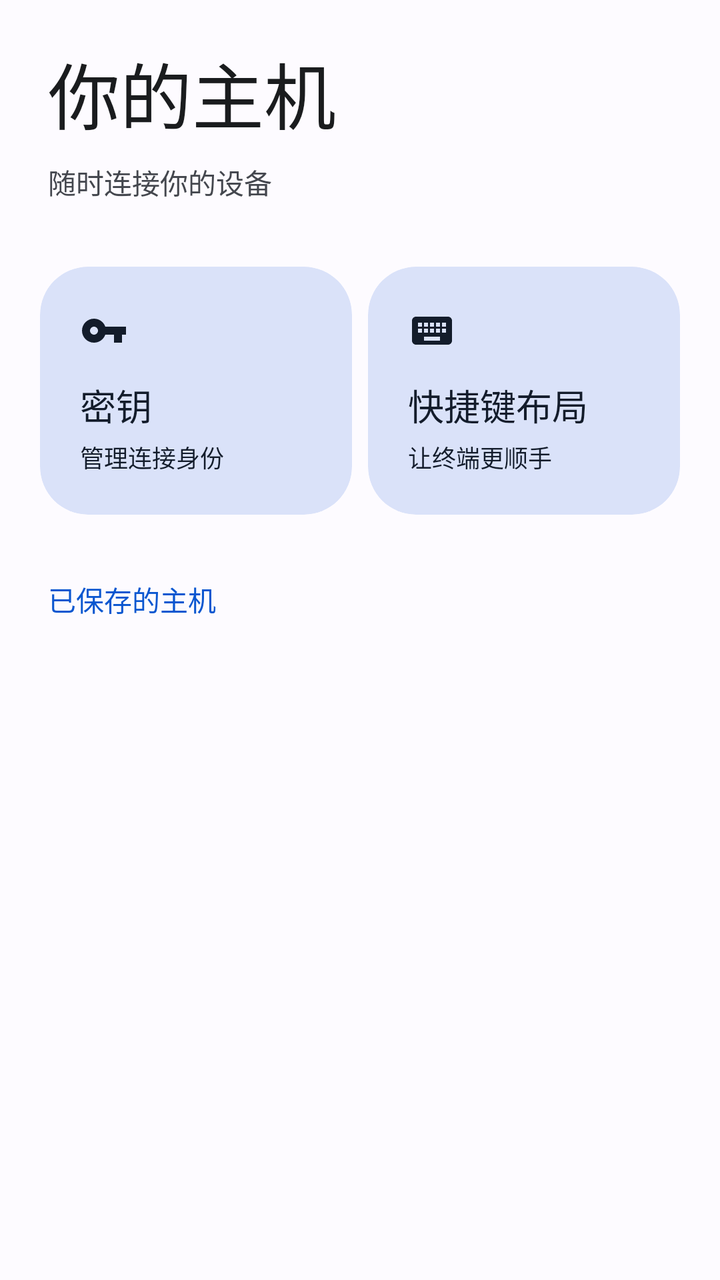
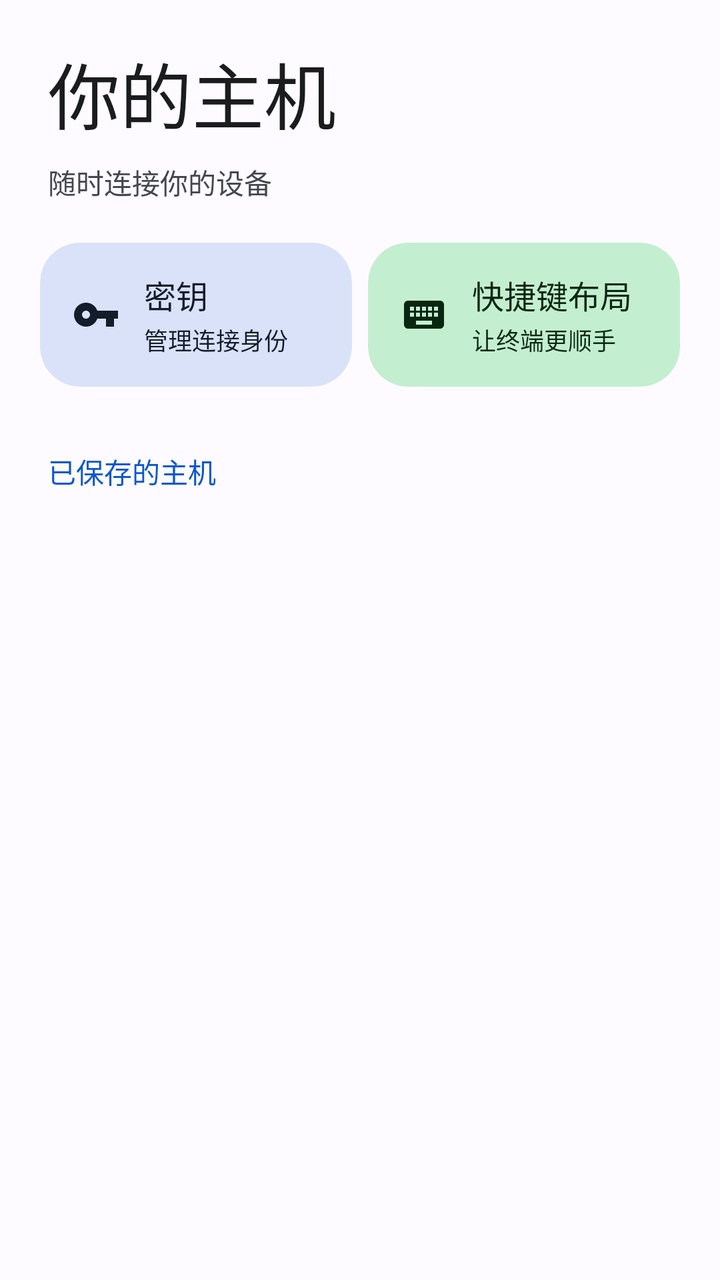

Compare the two renders of this Android layout. The source of the first and the diff that turns it into the second are given below.
<!-- AndroidManifest.xml: application theme AppTheme -->
<!-- res/layout/header_host_list.xml -->
<?xml version="1.0" encoding="utf-8"?>
<LinearLayout
    xmlns:android="http://schemas.android.com/apk/res/android"
    xmlns:app="http://schemas.android.com/apk/res-auto"
    android:layout_width="match_parent"
    android:layout_height="wrap_content"
    android:orientation="vertical"
    android:paddingTop="20dp"
    android:paddingBottom="8dp">
    <TextView
        android:layout_width="match_parent"
        android:layout_height="wrap_content"
        android:text="@string/hosts_heading"
        android:textSize="36sp"
        android:textColor="?attr/colorOnSurface"
        android:paddingStart="24dp"
        android:paddingEnd="24dp" />
    <TextView
        android:layout_width="match_parent"
        android:layout_height="wrap_content"
        android:text="@string/hosts_subtitle"
        android:textSize="14sp"
        android:textColor="?attr/colorOnSurfaceVariant"
        android:id="@+id/tv_host_subtitle"
        android:paddingStart="24dp"
        android:paddingEnd="24dp"
        android:layout_marginTop="8dp" />
    <LinearLayout
        android:layout_width="match_parent"
        android:layout_height="wrap_content"
        android:layout_marginStart="16dp"
        android:layout_marginEnd="16dp"
        android:layout_marginTop="28dp">
        <com.google.android.material.card.MaterialCardView
            android:id="@+id/chip_manage_keys"
            android:layout_width="0dp"
            android:layout_height="wrap_content"
            android:layout_weight="1"
            android:layout_margin="4dp"
            android:clickable="true"
            android:focusable="true"
            app:cardCornerRadius="24dp"
            app:cardElevation="0dp"
            app:strokeWidth="0dp"
            app:cardBackgroundColor="?attr/colorSecondaryContainer">
            <LinearLayout
                android:layout_width="match_parent"
                android:layout_height="wrap_content"
                android:minHeight="120dp"
                android:orientation="vertical"
                android:padding="20dp">
                <ImageView
                    android:layout_width="24dp"
                    android:layout_height="24dp"
                    android:src="@drawable/ic_key"
                    app:tint="?attr/colorOnSecondaryContainer"
                    android:contentDescription="@null" />
                <TextView
                    android:layout_width="match_parent"
                    android:layout_height="wrap_content"
                    android:text="@string/keys_title"
                    android:textSize="18sp"
                    android:textColor="?attr/colorOnSecondaryContainer"
                    android:layout_marginTop="12dp" />
                <TextView
                    android:layout_width="match_parent"
                    android:layout_height="wrap_content"
                    android:text="@string/home_keys_description"
                    android:textSize="12sp"
                    android:textColor="?attr/colorOnSecondaryContainer"
                    android:layout_marginTop="4dp" />
            </LinearLayout>
        </com.google.android.material.card.MaterialCardView>
        <com.google.android.material.card.MaterialCardView
            android:id="@+id/chip_extra_keys"
            android:layout_width="0dp"
            android:layout_height="wrap_content"
            android:layout_weight="1"
            android:layout_margin="4dp"
            android:clickable="true"
            android:focusable="true"
            app:cardCornerRadius="24dp"
            app:cardElevation="0dp"
            app:strokeWidth="0dp"
            app:cardBackgroundColor="?attr/colorSecondaryContainer">
            <LinearLayout
                android:layout_width="match_parent"
                android:layout_height="wrap_content"
                android:minHeight="120dp"
                android:orientation="vertical"
                android:padding="20dp">
                <ImageView
                    android:layout_width="24dp"
                    android:layout_height="24dp"
                    android:src="@drawable/ic_keyboard"
                    app:tint="?attr/colorOnSecondaryContainer"
                    android:contentDescription="@null" />
                <TextView
                    android:layout_width="match_parent"
                    android:layout_height="wrap_content"
                    android:text="@string/extra_keys_title"
                    android:textSize="18sp"
                    android:textColor="?attr/colorOnSecondaryContainer"
                    android:layout_marginTop="12dp" />
                <TextView
                    android:layout_width="match_parent"
                    android:layout_height="wrap_content"
                    android:text="@string/home_extra_keys_description"
                    android:textSize="12sp"
                    android:textColor="?attr/colorOnSecondaryContainer"
                    android:layout_marginTop="4dp" />
            </LinearLayout>
        </com.google.android.material.card.MaterialCardView>
    </LinearLayout>
    <com.google.android.material.button.MaterialButton
        android:id="@+id/btn_active_sessions"
        style="@style/Widget.Material3.Button.TonalButton"
        android:layout_width="match_parent"
        android:layout_height="wrap_content"
        android:minHeight="56dp"
        android:layout_marginStart="24dp"
        android:layout_marginEnd="24dp"
        android:layout_marginTop="16dp"
        android:text="@string/sessions"
        app:icon="@drawable/ic_sessions"
        android:visibility="gone" />
    <TextView
        android:layout_width="match_parent"
        android:layout_height="wrap_content"
        android:text="@string/hosts_saved"
        android:textSize="14sp"
        android:textColor="?attr/colorPrimary"
        android:paddingStart="24dp"
        android:paddingTop="28dp"
        android:paddingBottom="8dp" />
    <LinearLayout
        android:id="@+id/layout_empty_state"
        android:layout_width="match_parent"
        android:layout_height="wrap_content"
        android:orientation="vertical"
        android:gravity="center"
        android:padding="32dp"
        android:visibility="gone">
        <ImageView
            android:layout_width="64dp"
            android:layout_height="64dp"
            android:src="@drawable/ic_terminal"
            app:tint="?attr/colorOnSurfaceVariant"
            android:contentDescription="@null" />
        <TextView
            android:layout_width="match_parent"
            android:layout_height="wrap_content"
            android:text="@string/hosts_empty_title"
            android:textSize="22sp"
            android:textColor="?attr/colorOnSurface"
            android:gravity="center"
            android:layout_marginTop="20dp" />
        <TextView
            android:layout_width="match_parent"
            android:layout_height="wrap_content"
            android:text="@string/hosts_empty_help"
            android:textSize="14sp"
            android:textColor="?attr/colorOnSurfaceVariant"
            android:gravity="center"
            android:layout_marginTop="8dp" />
    </LinearLayout>
</LinearLayout>
<!-- resources referenced by this layout -->
<resources>
  <string name="extra_keys_title">快捷键布局</string>
  <string name="home_extra_keys_description">让终端更顺手</string>
  <string name="home_keys_description">管理连接身份</string>
  <string name="hosts_empty_help">添加 SSH 主机，连接你的服务器或电脑。</string>
  <string name="hosts_empty_title">从第一台主机开始</string>
  <string name="hosts_heading">你的主机</string>
  <string name="hosts_saved">已保存的主机</string>
  <string name="hosts_subtitle">随时连接你的设备</string>
  <string name="keys_title">密钥</string>
  <string name="sessions">会话</string>
  <style name="AppTheme" parent="BaseAppTheme" />
  <color name="md_theme_onSurfaceVariant">#44474E</color>
  <color name="md_theme_primary">#0B57D0</color>
  <color name="md_theme_onPrimary">#FFFFFF</color>
  <color name="md_theme_primaryContainer">#D3E3FD</color>
  <color name="md_theme_onPrimaryContainer">#041E49</color>
  <color name="md_theme_secondary">#565E71</color>
  <color name="md_theme_onSecondary">#FFFFFF</color>
  <color name="md_theme_secondaryContainer">#DAE2F9</color>
  <color name="md_theme_onSecondaryContainer">#131C2B</color>
  <color name="md_theme_tertiary">#146C2E</color>
  <color name="md_theme_onTertiary">#FFFFFF</color>
  <color name="md_theme_tertiaryContainer">#C4EED0</color>
  <color name="md_theme_onTertiaryContainer">#072711</color>
  <color name="md_theme_error">#BA1A1A</color>
  <color name="md_theme_onError">#FFFFFF</color>
  <color name="md_theme_errorContainer">#FFDAD6</color>
  <color name="md_theme_onErrorContainer">#410002</color>
  <color name="md_theme_surface">#FDFBFF</color>
  <color name="md_theme_onSurface">#1A1C1E</color>
  <color name="md_theme_surfaceVariant">#E1E2EC</color>
  <color name="md_theme_surfaceContainerLowest">#FFFFFF</color>
  <color name="md_theme_surfaceContainerLow">#F7F8FC</color>
  <color name="md_theme_surfaceContainer">#F1F3F9</color>
  <color name="md_theme_surfaceContainerHigh">#ECEEF4</color>
  <color name="md_theme_surfaceContainerHighest">#E6E8EE</color>
  <color name="md_theme_onBackground">#1A1C1E</color>
  <color name="md_theme_outline">#74777F</color>
  <color name="md_theme_outlineVariant">#C4C6D0</color>
  <color name="term_surface">#111318</color>
  <style name="PixelBottomSheetDialogTheme" parent="ThemeOverlay.Material3.BottomSheetDialog">
          <item name="bottomSheetStyle">@style/PixelBottomSheetModalStyle</item>
      </style>
  <style name="PixelAlertDialogTheme" parent="ThemeOverlay.Material3.MaterialAlertDialog">
          <item name="shapeAppearance">@style/ShapeAppearance.Pixel.Dialog</item>
          <item name="colorSurface">?attr/colorSurfaceContainerHigh</item>
      </style>
  <style name="PixelBottomSheetModalStyle" parent="Widget.Material3.BottomSheet.Modal">
          <item name="backgroundTint">?attr/colorSurfaceContainerLow</item>
          <item name="shapeAppearance">@style/ShapeAppearance.Pixel.BottomSheet</item>
      </style>
  <style name="ShapeAppearance.Pixel.Dialog" parent="ShapeAppearance.Material3.Corner.ExtraLarge">
          <item name="cornerSize">28dp</item>
      </style>
  <!-- unchanged entries left out for length: 6 -->
</resources>

<!-- the commit's change to res/layout/header_host_list.xml (unified diff, before → after) -->
@@ -25,12 +25,71 @@
         android:paddingStart="24dp"
         android:paddingEnd="24dp"
         android:layout_marginTop="8dp" />
+    
+    <com.google.android.material.card.MaterialCardView
+        android:id="@+id/card_active_sessions"
+        android:layout_width="match_parent"
+        android:layout_height="wrap_content"
+        android:layout_marginStart="20dp"
+        android:layout_marginEnd="20dp"
+        android:layout_marginTop="24dp"
+        android:clickable="true"
+        android:focusable="true"
+        android:visibility="gone"
+        app:cardCornerRadius="24dp"
+        app:cardElevation="0dp"
+        app:strokeWidth="0dp"
+        app:cardBackgroundColor="?attr/colorPrimaryContainer">
+        <LinearLayout
+            android:layout_width="match_parent"
+            android:layout_height="wrap_content"
+            android:minHeight="72dp"
+            android:gravity="center_vertical"
+            android:paddingStart="20dp"
+            android:paddingEnd="16dp"
+            android:paddingTop="12dp"
+            android:paddingBottom="12dp">
+            <ImageView
+                android:layout_width="24dp"
+                android:layout_height="24dp"
+                android:src="@drawable/ic_sessions"
+                app:tint="?attr/colorOnPrimaryContainer"
+                android:contentDescription="@null" />
+            <LinearLayout
+                android:layout_width="0dp"
+                android:layout_height="wrap_content"
+                android:layout_weight="1"
+                android:layout_marginStart="16dp"
+                android:orientation="vertical">
+                <TextView
+                    android:id="@+id/tv_active_sessions"
+                    android:layout_width="match_parent"
+                    android:layout_height="wrap_content"
+                    android:textSize="16sp"
+                    android:fontFamily="sans-serif-medium"
+                    android:textColor="?attr/colorOnPrimaryContainer" />
+                <TextView
+                    android:layout_width="match_parent"
+                    android:layout_height="wrap_content"
+                    android:text="@string/sessions_running_action"
+                    android:textSize="13sp"
+                    android:layout_marginTop="2dp"
+                    android:textColor="?attr/colorOnPrimaryContainer" />
+            </LinearLayout>
+            <ImageView
+                android:layout_width="20dp"
+                android:layout_height="20dp"
+                android:src="@drawable/ic_arrow_forward"
+                app:tint="?attr/colorOnPrimaryContainer"
+                android:contentDescription="@null" />
+        </LinearLayout>
+    </com.google.android.material.card.MaterialCardView>
     <LinearLayout
         android:layout_width="match_parent"
         android:layout_height="wrap_content"
         android:layout_marginStart="16dp"
         android:layout_marginEnd="16dp"
-        android:layout_marginTop="28dp">
+        android:layout_marginTop="16dp">
         <com.google.android.material.card.MaterialCardView
             android:id="@+id/chip_manage_keys"
             android:layout_width="0dp"
@@ -39,36 +98,50 @@
             android:layout_margin="4dp"
             android:clickable="true"
             android:focusable="true"
-            app:cardCornerRadius="24dp"
+            app:cardCornerRadius="20dp"
             app:cardElevation="0dp"
             app:strokeWidth="0dp"
             app:cardBackgroundColor="?attr/colorSecondaryContainer">
             <LinearLayout
                 android:layout_width="match_parent"
                 android:layout_height="wrap_content"
-                android:minHeight="120dp"
-                android:orientation="vertical"
-                android:padding="20dp">
+                android:minHeight="72dp"
+                android:gravity="center_vertical"
+                android:paddingStart="16dp"
+                android:paddingEnd="12dp"
+                android:paddingTop="12dp"
+                android:paddingBottom="12dp">
                 <ImageView
                     android:layout_width="24dp"
                     android:layout_height="24dp"
                     android:src="@drawable/ic_key"
                     app:tint="?attr/colorOnSecondaryContainer"
                     android:contentDescription="@null" />
-                <TextView
-                    android:layout_width="match_parent"
-                    android:layout_height="wrap_content"
-                    android:text="@string/keys_title"
-                    android:textSize="18sp"
-                    android:textColor="?attr/colorOnSecondaryContainer"
-                    android:layout_marginTop="12dp" />
-                <TextView
-                    android:layout_width="match_parent"
-                    android:layout_height="wrap_content"
-                    android:text="@string/home_keys_description"
-                    android:textSize="12sp"
-                    android:textColor="?attr/colorOnSecondaryContainer"
-                    android:layout_marginTop="4dp" />
+                <LinearLayout
+                    android:layout_width="0dp"
+                    android:layout_height="wrap_content"
+                    android:layout_weight="1"
+                    android:layout_marginStart="12dp"
+                    android:orientation="vertical">
+                    <TextView
+                        android:layout_width="match_parent"
+                        android:layout_height="wrap_content"
+                        android:text="@string/keys_title"
+                        android:textSize="16sp"
+                        android:fontFamily="sans-serif-medium"
+                        android:maxLines="1"
+                        android:ellipsize="end"
+                        android:textColor="?attr/colorOnSecondaryContainer" />
+                    <TextView
+                        android:layout_width="match_parent"
+                        android:layout_height="wrap_content"
+                        android:text="@string/home_keys_description"
+                        android:textSize="12sp"
+                        android:maxLines="1"
+                        android:ellipsize="end"
+                        android:textColor="?attr/colorOnSecondaryContainer"
+                        android:layout_marginTop="2dp" />
+                </LinearLayout>
             </LinearLayout>
         </com.google.android.material.card.MaterialCardView>
         <com.google.android.material.card.MaterialCardView
@@ -79,56 +152,59 @@
             android:layout_margin="4dp"
             android:clickable="true"
             android:focusable="true"
-            app:cardCornerRadius="24dp"
+            app:cardCornerRadius="20dp"
             app:cardElevation="0dp"
             app:strokeWidth="0dp"
-            app:cardBackgroundColor="?attr/colorSecondaryContainer">
+            app:cardBackgroundColor="?attr/colorTertiaryContainer">
             <LinearLayout
                 android:layout_width="match_parent"
                 android:layout_height="wrap_content"
-                android:minHeight="120dp"
-                android:orientation="vertical"
-                android:padding="20dp">
+                android:minHeight="72dp"
+                android:gravity="center_vertical"
+                android:paddingStart="16dp"
+                android:paddingEnd="12dp"
+                android:paddingTop="12dp"
+                android:paddingBottom="12dp">
                 <ImageView
                     android:layout_width="24dp"
                     android:layout_height="24dp"
                     android:src="@drawable/ic_keyboard"
-                    app:tint="?attr/colorOnSecondaryContainer"
+                    app:tint="?attr/colorOnTertiaryContainer"
                     android:contentDescription="@null" />
-                <TextView
-                    android:layout_width="match_parent"
-                    android:layout_height="wrap_content"
-                    android:text="@string/extra_keys_title"
-                    android:textSize="18sp"
-                    android:textColor="?attr/colorOnSecondaryContainer"
-                    android:layout_marginTop="12dp" />
-                <TextView
-                    android:layout_width="match_parent"
-                    android:layout_height="wrap_content"
-                    android:text="@string/home_extra_keys_description"
-                    android:textSize="12sp"
-                    android:textColor="?attr/colorOnSecondaryContainer"
-                    android:layout_marginTop="4dp" />
+                <LinearLayout
+                    android:layout_width="0dp"
+                    android:layout_height="wrap_content"
+                    android:layout_weight="1"
+                    android:layout_marginStart="12dp"
+                    android:orientation="vertical">
+                    <TextView
+                        android:layout_width="match_parent"
+                        android:layout_height="wrap_content"
+                        android:text="@string/extra_keys_title"
+                        android:textSize="16sp"
+                        android:fontFamily="sans-serif-medium"
+                        android:maxLines="1"
+                        android:ellipsize="end"
+                        android:textColor="?attr/colorOnTertiaryContainer" />
+                    <TextView
+                        android:layout_width="match_parent"
+                        android:layout_height="wrap_content"
+                        android:text="@string/home_extra_keys_description"
+                        android:textSize="12sp"
+                        android:maxLines="1"
+                        android:ellipsize="end"
+                        android:textColor="?attr/colorOnTertiaryContainer"
+                        android:layout_marginTop="2dp" />
+                </LinearLayout>
             </LinearLayout>
         </com.google.android.material.card.MaterialCardView>
     </LinearLayout>
-    <com.google.android.material.button.MaterialButton
-        android:id="@+id/btn_active_sessions"
-        style="@style/Widget.Material3.Button.TonalButton"
-        android:layout_width="match_parent"
-        android:layout_height="wrap_content"
-        android:minHeight="56dp"
-        android:layout_marginStart="24dp"
-        android:layout_marginEnd="24dp"
-        android:layout_marginTop="16dp"
-        android:text="@string/sessions"
-        app:icon="@drawable/ic_sessions"
-        android:visibility="gone" />
     <TextView
         android:layout_width="match_parent"
         android:layout_height="wrap_content"
         android:text="@string/hosts_saved"
         android:textSize="14sp"
+        android:fontFamily="sans-serif-medium"
         android:textColor="?attr/colorPrimary"
         android:paddingStart="24dp"
         android:paddingTop="28dp"
@@ -142,10 +218,12 @@
         android:padding="32dp"
         android:visibility="gone">
         <ImageView
-            android:layout_width="64dp"
-            android:layout_height="64dp"
+            android:layout_width="88dp"
+            android:layout_height="88dp"
+            android:background="@drawable/bg_avatar_host"
+            android:padding="24dp"
             android:src="@drawable/ic_terminal"
-            app:tint="?attr/colorOnSurfaceVariant"
+            app:tint="?attr/colorOnSecondaryContainer"
             android:contentDescription="@null" />
         <TextView
             android:layout_width="match_parent"
<!-- resource entries referenced after the edit -->
@@ -1,5 +1,21 @@
 <!-- resources referenced by this layout -->
 <resources>
+  <!-- drawable bg_avatar_host (drawable) -->
+  <?xml version="1.0" encoding="utf-8"?>
+  <shape xmlns:android="http://schemas.android.com/apk/res/android"
+      android:shape="oval">
+      <solid android:color="?attr/colorSecondaryContainer" />
+  </shape>
+  <!-- drawable ic_arrow_forward (drawable) -->
+  <vector xmlns:android="http://schemas.android.com/apk/res/android"
+      android:width="24dp"
+      android:height="24dp"
+      android:viewportWidth="24"
+      android:viewportHeight="24">
+      <path
+          android:fillColor="@color/md_theme_onSurfaceVariant"
+          android:pathData="M12,4l-1.41,1.41L16.17,11H4v2h12.17l-5.58,5.59L12,20l8,-8z" />
+  </vector>
   <string name="extra_keys_title">快捷键布局</string>
   <string name="home_extra_keys_description">让终端更顺手</string>
   <string name="home_keys_description">管理连接身份</string>
@@ -9,7 +25,7 @@
   <string name="hosts_saved">已保存的主机</string>
   <string name="hosts_subtitle">随时连接你的设备</string>
   <string name="keys_title">密钥</string>
-  <string name="sessions">会话</string>
+  <string name="sessions_running_action">点按返回终端</string>
   <style name="AppTheme" parent="BaseAppTheme" />
   <color name="md_theme_onSurfaceVariant">#44474E</color>
   <color name="md_theme_primary">#0B57D0</color>
